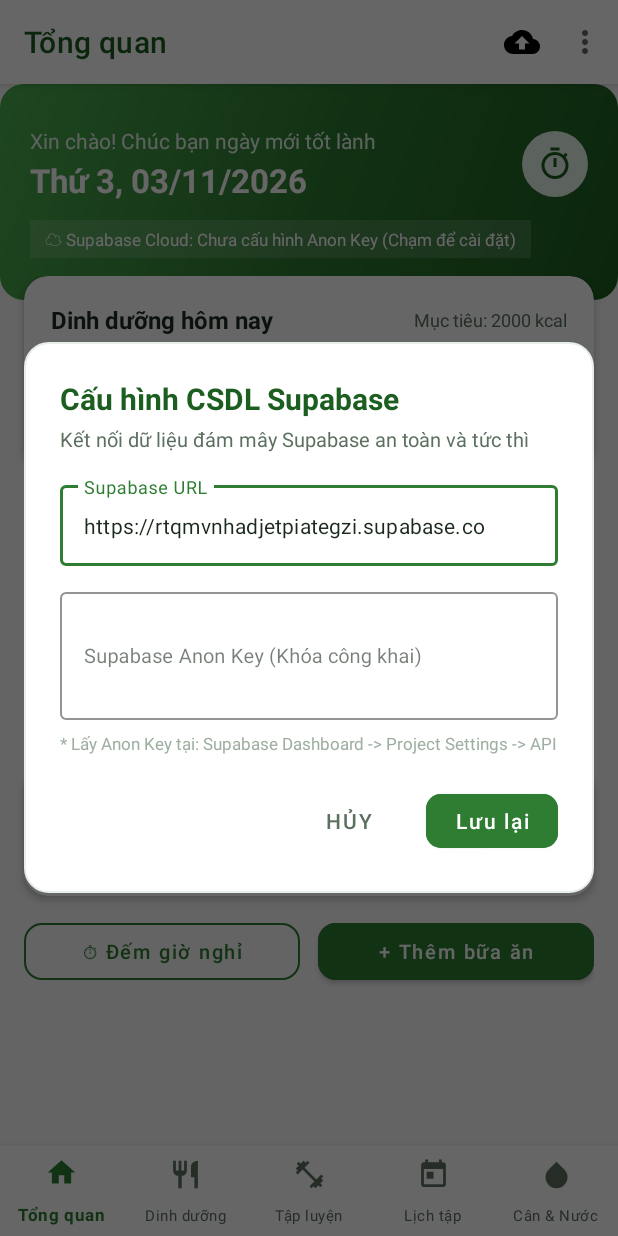
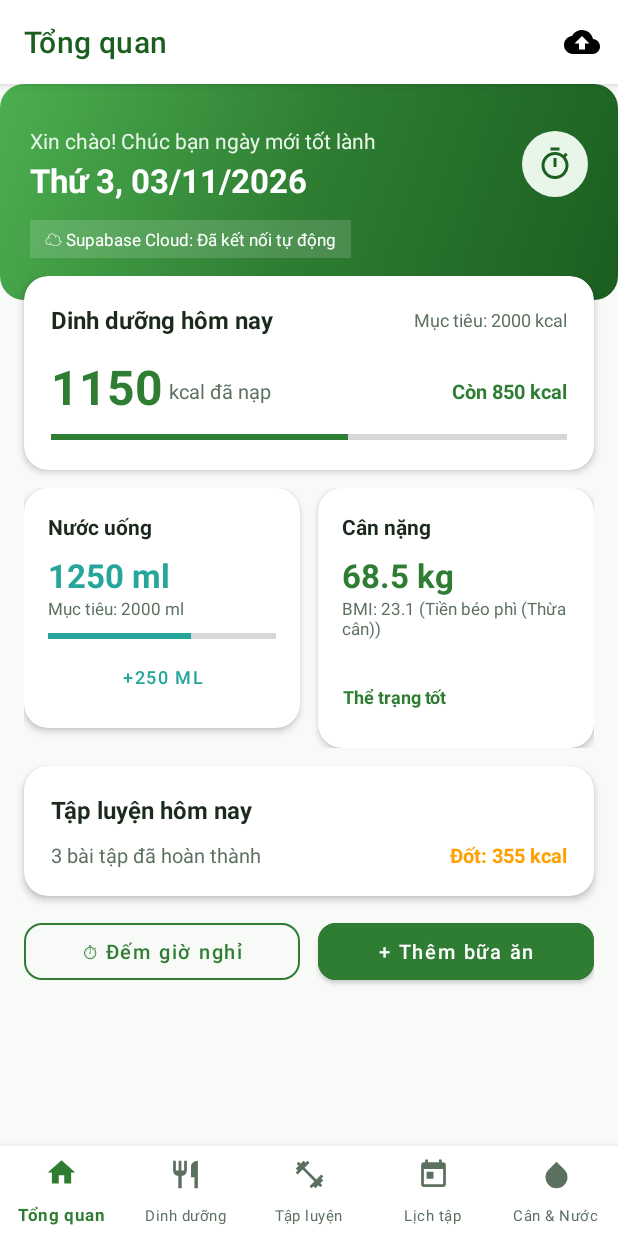
Before and after one commit to minato09187/chamsocsuckhoe, an Android app: the screen it shows after launch (MainActivity), after a tap on "Đồng bộ Supabase", on a phone screen of 412 x 824 dp. Run offline under Robolectric (Android 15) with nearby library versions, the phone set to English and light mode, and no system bars; network calls fail.

Commit message:
Lien ket truc tiep Supabase public API key va go bo cau hinh thu cong

```diff
--- a/app/src/main/java/com/suckhoe/app/MainActivity.java
+++ b/app/src/main/java/com/suckhoe/app/MainActivity.java
@@ -18,8 +18,6 @@ import androidx.fragment.app.FragmentManager;
 import androidx.fragment.app.FragmentTransaction;
 
 import com.google.android.material.bottomnavigation.BottomNavigationView;
-import com.suckhoe.app.data.api.SupabaseClient;
-import com.suckhoe.app.ui.dialog.SupabaseConfigDialog;
 import com.suckhoe.app.ui.fragment.HomeFragment;
 import com.suckhoe.app.ui.fragment.NutritionFragment;
 import com.suckhoe.app.ui.fragment.ScheduleFragment;
@@ -128,26 +126,11 @@ public class MainActivity extends AppCompatActivity {
         if (id == R.id.action_sync) {
             triggerSupabaseSync();
             return true;
-        } else if (id == R.id.action_settings) {
-            new SupabaseConfigDialog(this, () -> {
-                if (homeFragment != null) {
-                    homeFragment.loadAllData();
-                }
-            }).show();
-            return true;
         }
         return super.onOptionsItemSelected(item);
     }
 
     private void triggerSupabaseSync() {
-        if (!SupabaseClient.hasValidApiKey(this)) {
-            Toast.makeText(this, "Chưa cài đặt Anon Key! Vui lòng cấu hình Supabase Key.", Toast.LENGTH_LONG).show();
-            new SupabaseConfigDialog(this, () -> {
-                if (homeFragment != null) homeFragment.loadAllData();
-            }).show();
-            return;
-        }
-
         Toast.makeText(this, "Đang đồng bộ dữ liệu với Supabase Cloud...", Toast.LENGTH_SHORT).show();
         if (homeFragment != null) homeFragment.loadAllData();
         Toast.makeText(this, "Đồng bộ Supabase hoàn tất!", Toast.LENGTH_SHORT).show();
--- a/app/src/main/java/com/suckhoe/app/data/api/SupabaseClient.java
+++ b/app/src/main/java/com/suckhoe/app/data/api/SupabaseClient.java
@@ -4,7 +4,6 @@ import android.content.Context;
 
 import com.google.gson.Gson;
 import com.google.gson.GsonBuilder;
-import com.suckhoe.app.util.PreferenceManager;
 
 import java.io.IOException;
 import java.util.concurrent.TimeUnit;
@@ -18,29 +17,15 @@ import retrofit2.Retrofit;
 import retrofit2.converter.gson.GsonConverterFactory;
 
 public class SupabaseClient {
+    // Cấu hình kết nối trực tiếp cố định vào hệ thống CSDL Supabase
+    public static final String SUPABASE_BASE_URL = "https://rtqmvnhadjetpiategzi.supabase.co/rest/v1/";
+    public static final String SUPABASE_API_KEY = "sb_publishable_INOKRi1sm3-Q_Fh05oYVzg_mRGYOI_Q";
+
     private static Retrofit retrofit = null;
     private static SupabaseApi supabaseApi = null;
-    private static String cachedUrl = "";
-    private static String cachedKey = "";
 
     public static synchronized SupabaseApi getApi(Context context) {
-        PreferenceManager pref = new PreferenceManager(context);
-        String baseUrl = pref.getSupabaseUrl();
-        String apiKey = pref.getSupabaseKey();
-
-        // Đảm bảo baseUrl kết thúc bằng /rest/v1/
-        if (!baseUrl.endsWith("/")) {
-            baseUrl += "/";
-        }
-        if (!baseUrl.endsWith("rest/v1/")) {
-            baseUrl += "rest/v1/";
-        }
-
-        // Tái sử dụng hoặc tạo mới nếu thay đổi URL/Key
-        if (supabaseApi == null || !baseUrl.equals(cachedUrl) || !apiKey.equals(cachedKey)) {
-            cachedUrl = baseUrl;
-            cachedKey = apiKey;
-
+        if (supabaseApi == null) {
             HttpLoggingInterceptor logging = new HttpLoggingInterceptor();
             logging.setLevel(HttpLoggingInterceptor.Level.BODY);
 
@@ -51,16 +36,13 @@ public class SupabaseClient {
                         @Override
                         public Response intercept(Chain chain) throws IOException {
                             Request original = chain.request();
-                            Request.Builder requestBuilder = original.newBuilder()
+                            Request request = original.newBuilder()
                                     .header("Content-Type", "application/json")
-                                    .header("Prefer", "return=representation");
-
-                            if (cachedKey != null && !cachedKey.trim().isEmpty()) {
-                                requestBuilder.header("apikey", cachedKey.trim());
-                                requestBuilder.header("Authorization", "Bearer " + cachedKey.trim());
-                            }
-
-                            return chain.proceed(requestBuilder.build());
+                                    .header("Prefer", "return=representation")
+                                    .header("apikey", SUPABASE_API_KEY)
+                                    .header("Authorization", "Bearer " + SUPABASE_API_KEY)
+                                    .build();
+                            return chain.proceed(request);
                         }
                     })
                     .addInterceptor(logging)
@@ -71,7 +53,7 @@ public class SupabaseClient {
                     .create();
 
             retrofit = new Retrofit.Builder()
-                    .baseUrl(baseUrl)
+                    .baseUrl(SUPABASE_BASE_URL)
                     .client(client)
                     .addConverterFactory(GsonConverterFactory.create(gson))
                     .build();
@@ -83,8 +65,6 @@ public class SupabaseClient {
     }
 
     public static boolean hasValidApiKey(Context context) {
-        PreferenceManager pref = new PreferenceManager(context);
-        String key = pref.getSupabaseKey();
-        return key != null && !key.trim().isEmpty();
+        return true;
     }
 }
--- a/app/src/main/java/com/suckhoe/app/ui/dialog/SupabaseConfigDialog.java
+++ /dev/null
@@ -1,76 +0,0 @@
-package com.suckhoe.app.ui.dialog;
-
-import android.app.Dialog;
-import android.content.Context;
-import android.graphics.Color;
-import android.graphics.drawable.ColorDrawable;
-import android.os.Bundle;
-import android.view.Window;
-import android.widget.Button;
-import android.widget.Toast;
-
-import androidx.annotation.NonNull;
-
-import com.google.android.material.textfield.TextInputEditText;
-import com.suckhoe.app.R;
-import com.suckhoe.app.util.PreferenceManager;
-
-public class SupabaseConfigDialog extends Dialog {
-    private TextInputEditText etUrl;
-    private TextInputEditText etKey;
-    private Button btnCancel;
-    private Button btnSave;
-
-    private final PreferenceManager preferenceManager;
-    private final OnConfigSavedListener listener;
-
-    public interface OnConfigSavedListener {
-        void onConfigSaved();
-    }
-
-    public SupabaseConfigDialog(@NonNull Context context, OnConfigSavedListener listener) {
-        super(context);
-        this.preferenceManager = new PreferenceManager(context);
-        this.listener = listener;
-    }
-
-    @Override
-    protected void onCreate(Bundle savedInstanceState) {
-        super.onCreate(savedInstanceState);
-        requestWindowFeature(Window.FEATURE_NO_TITLE);
-        setContentView(R.layout.dialog_supabase_config);
-
-        if (getWindow() != null) {
-            getWindow().setBackgroundDrawable(new ColorDrawable(Color.TRANSPARENT));
-        }
-
-        etUrl = findViewById(R.id.et_supabase_url);
-        etKey = findViewById(R.id.et_supabase_key);
-        btnCancel = findViewById(R.id.btn_cancel_config);
-        btnSave = findViewById(R.id.btn_save_config);
-
-        etUrl.setText(preferenceManager.getSupabaseUrl());
-        etKey.setText(preferenceManager.getSupabaseKey());
-
-        btnCancel.setOnClickListener(v -> dismiss());
-
-        btnSave.setOnClickListener(v -> {
-            String url = etUrl.getText() != null ? etUrl.getText().toString().trim() : "";
-            String key = etKey.getText() != null ? etKey.getText().toString().trim() : "";
-
-            if (url.isEmpty()) {
-                Toast.makeText(getContext(), "Vui lòng nhập Supabase URL", Toast.LENGTH_SHORT).show();
-                return;
-            }
-
-            preferenceManager.setSupabaseUrl(url);
-            preferenceManager.setSupabaseKey(key);
-
-            Toast.makeText(getContext(), "Đã lưu cấu hình Supabase!", Toast.LENGTH_SHORT).show();
-            if (listener != null) {
-                listener.onConfigSaved();
-            }
-            dismiss();
-        });
-    }
-}
--- a/app/src/main/java/com/suckhoe/app/ui/fragment/HomeFragment.java
+++ b/app/src/main/java/com/suckhoe/app/ui/fragment/HomeFragment.java
@@ -29,7 +29,6 @@ import com.suckhoe.app.data.repository.WeightRepository;
 import com.suckhoe.app.data.repository.WorkoutRepository;
 import com.suckhoe.app.ui.dialog.AddNutritionDialog;
 import com.suckhoe.app.ui.dialog.RestTimerDialog;
-import com.suckhoe.app.ui.dialog.SupabaseConfigDialog;
 import com.suckhoe.app.util.DateUtils;
 import com.suckhoe.app.util.PreferenceManager;
 
@@ -134,12 +133,6 @@ public class HomeFragment extends Fragment {
         btnRestTimerHeader.setOnClickListener(openTimerListener);
         btnOpenTimer.setOnClickListener(openTimerListener);
 
-        tvCloudStatus.setOnClickListener(v -> {
-            if (getContext() != null) {
-                new SupabaseConfigDialog(getContext(), this::loadAllData).show();
-            }
-        });
-
         btnAddMeal.setOnClickListener(v -> {
             if (getContext() != null) {
                 new AddNutritionDialog(getContext(), item -> {
@@ -185,11 +178,8 @@ public class HomeFragment extends Fragment {
     }
 
     private void updateCloudStatus() {
-        if (getContext() == null) return;
-        if (SupabaseClient.hasValidApiKey(getContext())) {
-            tvCloudStatus.setText("☁ Supabase Cloud: Đã kết nối");
-        } else {
-            tvCloudStatus.setText("☁ Supabase Cloud: Chưa cấu hình Anon Key (Chạm để cài đặt)");
+        if (tvCloudStatus != null) {
+            tvCloudStatus.setText("☁ Supabase Cloud: Đã kết nối tự động");
         }
     }
 
--- a/app/src/main/java/com/suckhoe/app/util/PreferenceManager.java
+++ b/app/src/main/java/com/suckhoe/app/util/PreferenceManager.java
@@ -4,11 +4,7 @@ import android.content.Context;
 import android.content.SharedPreferences;
 
 public class PreferenceManager {
-    private static final String PREF_NAME = "ChamSocSucKhoe_Prefs";
-
-    // Supabase config
-    public static final String KEY_SUPABASE_URL = "supabase_url";
-    public static final String KEY_SUPABASE_KEY = "supabase_key";
+    private static final String PREF_NAME = "CSSK_Prefs";
 
     // User health profile
     public static final String KEY_USER_HEIGHT = "user_height";
@@ -17,31 +13,10 @@ public class PreferenceManager {
     public static final String KEY_WATER_REMINDER_ENABLED = "water_reminder_enabled";
     public static final String KEY_WATER_REMINDER_INTERVAL_MINS = "water_reminder_interval_mins";
 
-    // Default values
-    public static final String DEFAULT_SUPABASE_URL = "https://rtqmvnhadjetpiategzi.supabase.co";
-    // Placeholder key that user can override or input
-    public static final String DEFAULT_SUPABASE_KEY = "";
-
     private final SharedPreferences prefs;
 
     public PreferenceManager(Context context) {
         this.prefs = context.getSharedPreferences(PREF_NAME, Context.MODE_PRIVATE);
-    }
-
-    public String getSupabaseUrl() {
-        return prefs.getString(KEY_SUPABASE_URL, DEFAULT_SUPABASE_URL);
-    }
-
-    public void setSupabaseUrl(String url) {
-        prefs.edit().putString(KEY_SUPABASE_URL, url).apply();
-    }
-
-    public String getSupabaseKey() {
-        return prefs.getString(KEY_SUPABASE_KEY, DEFAULT_SUPABASE_KEY);
-    }
-
-    public void setSupabaseKey(String key) {
-        prefs.edit().putString(KEY_SUPABASE_KEY, key).apply();
     }
 
     public float getUserHeight() {
--- a/app/src/main/res/layout/dialog_supabase_config.xml
+++ /dev/null
@@ -1,100 +0,0 @@
-<?xml version="1.0" encoding="utf-8"?>
-<LinearLayout xmlns:android="http://schemas.android.com/apk/res/android"
-    xmlns:app="http://schemas.android.com/apk/res-auto"
-    android:layout_width="match_parent"
-    android:layout_height="wrap_content"
-    android:background="@drawable/bg_card_rounded"
-    android:orientation="vertical"
-    android:padding="24dp">
-
-    <TextView
-        android:layout_width="wrap_content"
-        android:layout_height="wrap_content"
-        android:text="@string/supabase_config_title"
-        android:textColor="@color/primary_green_dark"
-        android:textSize="20sp"
-        android:textStyle="bold" />
-
-    <TextView
-        android:layout_width="wrap_content"
-        android:layout_height="wrap_content"
-        android:layout_marginTop="4dp"
-        android:text="Kết nối dữ liệu đám mây Supabase an toàn và tức thì"
-        android:textColor="@color/text_secondary"
-        android:textSize="13sp" />
-
-    <!-- URL Input -->
-    <com.google.android.material.textfield.TextInputLayout
-        style="@style/Widget.MaterialComponents.TextInputLayout.OutlinedBox"
-        android:layout_width="match_parent"
-        android:layout_height="wrap_content"
-        android:layout_marginTop="16dp"
-        android:hint="@string/supabase_url_label"
-        app:boxStrokeColor="@color/primary_green"
-        app:hintTextColor="@color/primary_green">
-
-        <com.google.android.material.textfield.TextInputEditText
-            android:id="@+id/et_supabase_url"
-            android:layout_width="match_parent"
-            android:layout_height="wrap_content"
-            android:inputType="textUri"
-            android:textColor="@color/text_primary"
-            android:textSize="14sp" />
-    </com.google.android.material.textfield.TextInputLayout>
-
-    <!-- Anon Key Input -->
-    <com.google.android.material.textfield.TextInputLayout
-        style="@style/Widget.MaterialComponents.TextInputLayout.OutlinedBox"
-        android:layout_width="match_parent"
-        android:layout_height="wrap_content"
-        android:layout_marginTop="12dp"
-        android:hint="@string/supabase_key_label"
-        app:boxStrokeColor="@color/primary_green"
-        app:hintTextColor="@color/primary_green">
-
-        <com.google.android.material.textfield.TextInputEditText
-            android:id="@+id/et_supabase_key"
-            android:layout_width="match_parent"
-            android:layout_height="wrap_content"
-            android:inputType="textMultiLine"
-            android:lines="3"
-            android:textColor="@color/text_primary"
-            android:textSize="13sp" />
-    </com.google.android.material.textfield.TextInputLayout>
-
-    <TextView
-        android:layout_width="wrap_content"
-        android:layout_height="wrap_content"
-        android:layout_marginTop="8dp"
-        android:text="* Lấy Anon Key tại: Supabase Dashboard -> Project Settings -> API"
-        android:textColor="@color/text_hint"
-        android:textSize="11sp" />
-
-    <!-- Buttons -->
-    <LinearLayout
-        android:layout_width="match_parent"
-        android:layout_height="wrap_content"
-        android:layout_marginTop="20dp"
-        android:gravity="end"
-        android:orientation="horizontal">
-
-        <Button
-            android:id="@+id/btn_cancel_config"
-            style="@style/Widget.MaterialComponents.Button.TextButton"
-            android:layout_width="wrap_content"
-            android:layout_height="wrap_content"
-            android:text="@string/cancel"
-            android:textColor="@color/text_secondary" />
-
-        <com.google.android.material.button.MaterialButton
-            android:id="@+id/btn_save_config"
-            android:layout_width="wrap_content"
-            android:layout_height="wrap_content"
-            android:layout_marginStart="8dp"
-            android:backgroundTint="@color/primary_green"
-            android:text="@string/save"
-            android:textAllCaps="false"
-            android:textColor="@color/white"
-            app:cornerRadius="10dp" />
-    </LinearLayout>
-</LinearLayout>
--- a/app/src/main/res/menu/top_menu.xml
+++ b/app/src/main/res/menu/top_menu.xml
@@ -6,9 +6,4 @@
         android:icon="@drawable/ic_cloud_sync"
         android:title="@string/sync"
         app:showAsAction="ifRoom" />
-    <item
-        android:id="@+id/action_settings"
-        android:icon="@drawable/ic_settings"
-        android:title="@string/settings"
-        app:showAsAction="never" />
 </menu>
--- a/app/src/main/res/values/strings.xml
+++ b/app/src/main/res/values/strings.xml
@@ -82,10 +82,6 @@
     <string name="water_notification_msg">Hãy uống 1 ly nước tươi mát (250ml) để giữ gìn sức khỏe nhé!</string>
 
     <!-- Supabase -->
-    <string name="supabase_config_title">Cấu hình CSDL Supabase</string>
-    <string name="supabase_url_label">Supabase URL</string>
-    <string name="supabase_key_label">Supabase Anon Key (Khóa công khai)</string>
     <string name="supabase_sync_success">Đồng bộ dữ liệu Supabase thành công!</string>
-    <string name="supabase_sync_error">Lỗi đồng bộ Supabase: Kiểm tra lại mạng hoặc Anon Key</string>
-    <string name="supabase_offline_notice">Đang lưu cục bộ. Nhập Anon Key để đồng bộ Cloud Supabase.</string>
+    <string name="supabase_sync_error">Lỗi kết nối Supabase: Kiểm tra lại mạng Internet</string>
 </resources>
```
Also changed, not shown: 2 other files.
